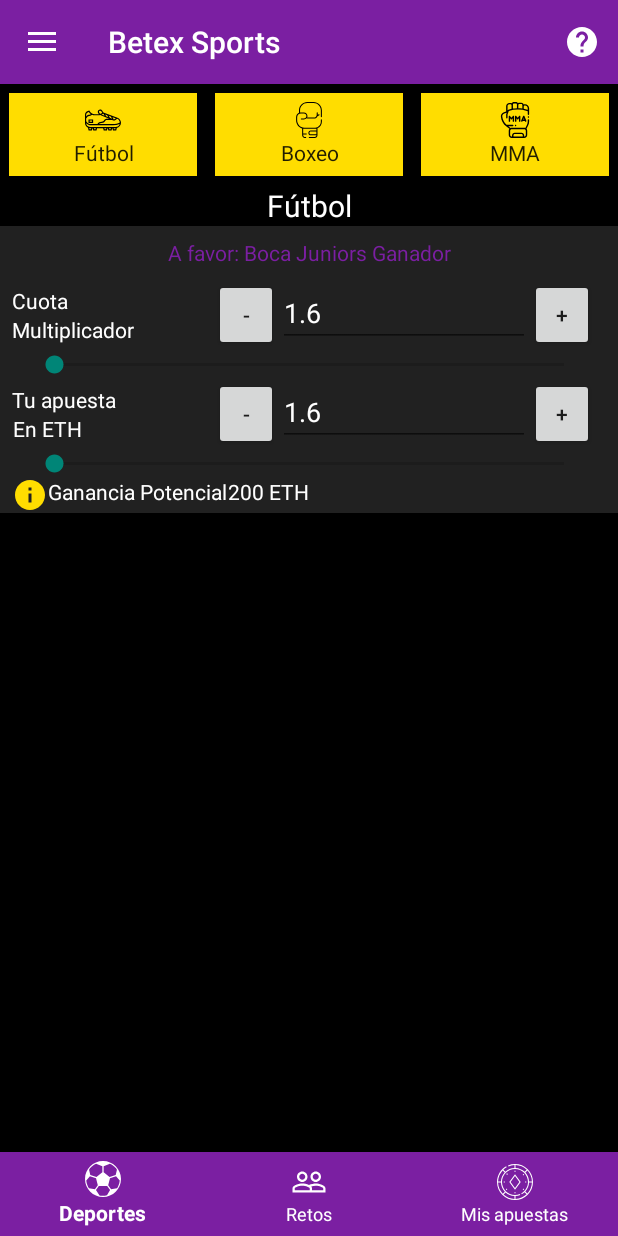
After one commit to dmerniestic1987/betex-mobile, an Android app: the fragment PlaceBetFragment placed in its activity, on a phone screen of 412 x 824 dp. The commit adds this screen. Run offline under Robolectric (Android 15) with nearby library versions, the phone set to English and light mode, and no system bars.

Commit message:
Se corrige pantalla para agrega una apuesta

```diff
--- a/android/app/src/main/java/ar/com/betex/betexmobile/activities/MainActivity.java
+++ b/android/app/src/main/java/ar/com/betex/betexmobile/activities/MainActivity.java
@@ -156,14 +156,14 @@ public class MainActivity extends AppCompatActivity implements MarketButtonBarFr
     @Override
     public void onBackBetSelected(Market itemSelected, String oddSelected, BigInteger runnerId){
         MarketFragment marketFragment = (MarketFragment) getSupportFragmentManager().findFragmentById(R.id.marketFragment);
-        marketFragment.drawPlaceBackBetFragment(itemSelected, oddSelected, runnerId);
+        marketFragment.showPlaceBetScreen(itemSelected, oddSelected, runnerId, true);
     }
 
     //Se dispara cuando algún usuario quiere colocar una apuesta en contra de un runner determinado
     @Override
-    public void onLayBetSelected(Market itemSelected, String oddSelected, BigInteger runner){
-        Toast.makeText(this, "LAY SELECTED: " + itemSelected.getMarketId() + " ODD: " + oddSelected + " RUNER:" + runner, Toast.LENGTH_SHORT).show();
-    }
+    public void onLayBetSelected(Market itemSelected, String oddSelected, BigInteger runnerId){
+        MarketFragment marketFragment = (MarketFragment) getSupportFragmentManager().findFragmentById(R.id.marketFragment);
+        marketFragment.showPlaceBetScreen(itemSelected, oddSelected, runnerId, false);    }
 
     @Override
     public boolean placedBackBet() {
--- /dev/null
+++ b/android/app/src/main/java/ar/com/betex/betexmobile/components/PlaceBetView.java
@@ -0,0 +1,60 @@
+package ar.com.betex.betexmobile.components;
+
+import android.content.Context;
+import android.view.View;
+import android.widget.FrameLayout;
+
+import java.math.BigInteger;
+
+import ar.com.betex.betexmobile.R;
+import ar.com.betex.betexmobile.beans.Market;
+
+public class PlaceBetView extends FrameLayout {
+    private Market market;
+    private BigInteger runnerId;
+    private String odd;
+    private boolean isBackBet;
+
+    public PlaceBetView(Context context) {
+        super(context);
+        initView();
+    }
+
+    public PlaceBetView(Context context, Market market, BigInteger runnerId, String odd, boolean isBackBet) {
+        super(context);
+        initView();
+        this.market = market;
+        this.runnerId = runnerId;
+        this.odd = odd;
+        this.isBackBet = isBackBet;
+    }
+
+    private void initView() {
+        View view = inflate(getContext(), R.layout.place_bet_layout, null);
+        addView(view);
+    }
+
+    public Market getMarket() {
+        return market;
+    }
+
+    public void setMarket(Market market) {
+        this.market = market;
+    }
+
+    public BigInteger getRunnerId() {
+        return runnerId;
+    }
+
+    public void setRunnerId(BigInteger runnerId) {
+        this.runnerId = runnerId;
+    }
+
+    public String getOdd() {
+        return odd;
+    }
+
+    public void setOdd(String odd) {
+        this.odd = odd;
+    }
+}
--- a/android/app/src/main/java/ar/com/betex/betexmobile/fragments/MarketFragment.java
+++ b/android/app/src/main/java/ar/com/betex/betexmobile/fragments/MarketFragment.java
@@ -81,15 +81,10 @@ public class MarketFragment extends Fragment{
         eventTypeTitle.setText(eventType);
     }
 
-    public void drawPlaceBackBetFragment(Market itemSelected, String oddSelected, BigInteger runnerId) {
-        FragmentTransaction transaction = this.getFragmentManager().beginTransaction();
-        PlaceBackBetFragment newFragment = PlaceBackBetFragment.newInstance(itemSelected, oddSelected, runnerId);
-
-        transaction.replace(R.id.marketsListContainer, newFragment, PlaceBackBetFragment.TAG);
-        transaction.addToBackStack(null);
-        transaction.commit();
-    }
-
+    /**
+     * Actualiza el fragment de los event Types
+     * @param newMarketList
+     */
     public void drawMarketListFragment(List<Market> newMarketList) {
         FragmentTransaction transaction = this.getFragmentManager().beginTransaction();
         MarketEventListFragments fragments = MarketEventListFragments.newInstance(newMarketList);
@@ -99,4 +94,20 @@ public class MarketFragment extends Fragment{
         transaction.commit();
     }
 
+    /**
+     * Dibujoa la pantalla de apuestas para colocar una nueva apuesta
+     * @param marketSelected
+     * @param oddSelected
+     * @param runnerId
+     * @param isBack True es una apuesta a favor, false de lo contrario
+     */
+    public void showPlaceBetScreen(Market marketSelected, String oddSelected, BigInteger runnerId, boolean isBack){
+        FragmentTransaction transaction = this.getFragmentManager().beginTransaction();
+        PlaceBetFragment fragments = PlaceBetFragment.newInstance(marketSelected, oddSelected, runnerId, isBack);
+
+        transaction.replace(R.id.marketsListContainer, fragments, PlaceBetFragment.TAG);
+        transaction.addToBackStack(null);
+        transaction.commit();
+    }
+
 }
--- a/android/app/src/main/java/ar/com/betex/betexmobile/fragments/PlaceBackBetFragment.java
+++ /dev/null
@@ -1,92 +0,0 @@
-package ar.com.betex.betexmobile.fragments;
-
-import android.content.Context;
-import android.os.Bundle;
-import android.support.v4.app.Fragment;
-import android.view.LayoutInflater;
-import android.view.View;
-import android.view.ViewGroup;
-
-import java.math.BigInteger;
-
-import ar.com.betex.betexmobile.R;
-import ar.com.betex.betexmobile.beans.Market;
-import ar.com.betex.betexmobile.fragments.listener.OnPlaceBetFragmentListener;
-
-/**
- * A simple {@link Fragment} subclass.
- * Activities that contain this fragment must implement the
- * {@link OnPlaceBetFragmentListener} interface
- * to handle interaction events.
- * Use the {@link PlaceBackBetFragment#newInstance} factory method to
- * create an instance of this fragment.
- */
-public class PlaceBackBetFragment extends Fragment {
-    protected static final String MARKET_PARAM  = "market_param";
-    protected static final String ODD_PARAM     = "odd_param";
-    protected static final String RUNNER_PARAM  = "runnerId_param";
-    protected Market market;
-    protected String odd;
-    protected BigInteger runnerId;
-
-    private OnPlaceBetFragmentListener placeBetListener;
-
-    public static final String TAG ="PlaceBackBetFragment";
-
-    public PlaceBackBetFragment() {
-        super();
-    }
-
-    /**
-     * Crea una nueva instancia del Fragment
-     * @param marketSelected - El mercado seleccionado
-     * @param oddSelected - La cueota de la apuesta
-     * @param runnerId - El ID del Runner al que se le realiza la apuesta
-     * @return fragment
-     */
-    public static PlaceBackBetFragment newInstance(Market marketSelected, String oddSelected, BigInteger runnerId) {
-        PlaceBackBetFragment fragment = new PlaceBackBetFragment();
-        Bundle args = new Bundle();
-        args.putSerializable(MARKET_PARAM, marketSelected);
-        args.putString(ODD_PARAM, oddSelected);
-        args.putSerializable(RUNNER_PARAM, runnerId);
-
-
-        fragment.setArguments(args);
-        return fragment;
-    }
-
-    @Override
-    public void onCreate(Bundle savedInstanceState) {
-        super.onCreate(savedInstanceState);
-        if (getArguments() != null) {
-            market = (Market) getArguments().getSerializable(MARKET_PARAM);
-            odd = getArguments().getString(ODD_PARAM);
-            runnerId = (BigInteger) getArguments().getSerializable(RUNNER_PARAM);
-        }
-    }
-
-    @Override
-    public View onCreateView(LayoutInflater inflater, ViewGroup container,
-                             Bundle savedInstanceState) {
-        // Inflate the layout for this fragment
-        return inflater.inflate(R.layout.fragment_place_back_bet, container, false);
-    }
-
-    @Override
-    public void onAttach(Context context) {
-        super.onAttach(context);
-        if (context instanceof OnPlaceBetFragmentListener) {
-            placeBetListener = (OnPlaceBetFragmentListener) context;
-        } else {
-            throw new RuntimeException(context.toString()
-                    + " must implement OnPlaceBetListener");
-        }
-    }
-
-    @Override
-    public void onDetach() {
-        super.onDetach();
-        placeBetListener = null;
-    }
-}
--- /dev/null
+++ b/android/app/src/main/java/ar/com/betex/betexmobile/fragments/PlaceBetFragment.java
@@ -0,0 +1,108 @@
+package ar.com.betex.betexmobile.fragments;
+
+import android.content.Context;
+import android.net.Uri;
+import android.os.Bundle;
+import android.support.annotation.NonNull;
+import android.support.annotation.Nullable;
+import android.support.v4.app.Fragment;
+import android.view.LayoutInflater;
+import android.view.View;
+import android.view.ViewGroup;
+import android.widget.FrameLayout;
+
+import java.math.BigInteger;
+
+import ar.com.betex.betexmobile.R;
+import ar.com.betex.betexmobile.beans.Market;
+import ar.com.betex.betexmobile.components.PlaceBetView;
+import ar.com.betex.betexmobile.fragments.listener.OnPlaceBetFragmentListener;
+
+/**
+ * A simple {@link Fragment} subclass.
+ * Activities that contain this fragment must implement the
+ * {@link OnPlaceBetFragmentListener} interface
+ * to handle interaction events.
+ * Use the {@link PlaceBetFragment#newInstance} factory method to
+ * create an instance of this fragment.
+ */
+public class PlaceBetFragment extends Fragment {
+    private static final String PARAM_MARKET = "param_market";
+    private static final String PARAM_INITIAL_ODD = "param_initial_odd";
+    private static final String PARAM_RUNNER_ID = "param_runner_id";
+    private static final String PARAM_BET_TYPE = "param_bet_type";
+
+    private Market market;
+    private BigInteger runnerId;
+    private boolean isBackBet;
+    private String odd;
+
+    public static final String TAG = "PlaceBetFragment";
+
+    private OnPlaceBetFragmentListener mListener;
+
+    public PlaceBetFragment() {
+        super();
+        this.isBackBet = true;
+    }
+
+    /**
+     * Crea una nueva instancia del fragment para colocar apuestas
+     * @param market El mercado al que se quiere apostar.
+     * @param initialOdd La cuota inicial de la apuesta.
+     * @param runnerId Es el ID por el cual se desea apostar
+     * @param isBackBet Es el tipo de apuesta. True si es a favor (back) o false si es Lay (en contra)
+     * @return A new instance of fragment PlaceBetFragment.
+     */
+    public static PlaceBetFragment newInstance(Market market, String initialOdd, BigInteger runnerId, boolean isBackBet) {
+        PlaceBetFragment fragment = new PlaceBetFragment();
+        Bundle args = new Bundle();
+        args.putSerializable(PARAM_MARKET, market);
+        args.putString(PARAM_INITIAL_ODD, initialOdd);
+        args.putSerializable(PARAM_RUNNER_ID, runnerId);
+        args.putBoolean(PARAM_BET_TYPE, isBackBet);
+        fragment.setArguments(args);
+        return fragment;
+    }
+
+    @Override
+    public void onViewCreated(@NonNull View view, @Nullable Bundle savedInstanceState) {
+        super.onViewCreated(view, savedInstanceState);
+        FrameLayout frame = getActivity().findViewById(R.id.placeBetContainer);
+        frame.addView(new PlaceBetView(getContext(), market, runnerId, odd, isBackBet));
+    }
+
+    @Override
+    public void onCreate(Bundle savedInstanceState) {
+        super.onCreate(savedInstanceState);
+        if (getArguments() != null) {
+            this.market = (Market) getArguments().getSerializable(PARAM_MARKET);
+            this.odd = getArguments().getString(PARAM_INITIAL_ODD);
+            this.runnerId = (BigInteger) getArguments().getSerializable(PARAM_RUNNER_ID);
+            this.isBackBet = getArguments().getBoolean(PARAM_BET_TYPE);
+        }
+    }
+
+    @Override
+    public View onCreateView(LayoutInflater inflater, ViewGroup container,
+                             Bundle savedInstanceState) {
+        return inflater.inflate(R.layout.fragment_place_bet, container, false);
+    }
+
+    @Override
+    public void onAttach(Context context) {
+        super.onAttach(context);
+        if (context instanceof OnPlaceBetFragmentListener) {
+            mListener = (OnPlaceBetFragmentListener) context;
+        } else {
+            throw new RuntimeException(context.toString()
+                    + " must implement OnPlaceBetListener");
+        }
+    }
+
+    @Override
+    public void onDetach() {
+        super.onDetach();
+        mListener = null;
+    }
+}
--- /dev/null
+++ b/android/app/src/main/res/drawable/ic_info_black_24dp.xml
@@ -0,0 +1,9 @@
+<vector xmlns:android="http://schemas.android.com/apk/res/android"
+        android:width="24dp"
+        android:height="24dp"
+        android:viewportWidth="24.0"
+        android:viewportHeight="24.0">
+    <path
+        android:fillColor="#FF000000"
+        android:pathData="M12,2C6.48,2 2,6.48 2,12s4.48,10 10,10 10,-4.48 10,-10S17.52,2 12,2zM13,17h-2v-6h2v6zM13,9h-2L11,7h2v2z"/>
+</vector>
--- a/android/app/src/main/res/layout/fragment_place_back_bet.xml
+++ /dev/null
@@ -1,14 +0,0 @@
-<?xml version="1.0" encoding="utf-8"?>
-<FrameLayout xmlns:android="http://schemas.android.com/apk/res/android"
-    xmlns:tools="http://schemas.android.com/tools"
-    android:layout_width="match_parent"
-    android:layout_height="match_parent"
-    tools:context=".fragments.PlaceBackBetFragment">
-
-    <!-- TODO: Update blank fragment layout -->
-    <TextView
-        android:layout_width="match_parent"
-        android:layout_height="match_parent"
-        android:text="@string/hello_blank_fragment" />
-
-</FrameLayout>
--- /dev/null
+++ b/android/app/src/main/res/layout/fragment_place_bet.xml
@@ -0,0 +1,15 @@
+<?xml version="1.0" encoding="utf-8"?>
+<LinearLayout xmlns:android="http://schemas.android.com/apk/res/android"
+    xmlns:tools="http://schemas.android.com/tools"
+    android:layout_width="match_parent"
+    android:layout_height="match_parent"
+    tools:context=".fragments.PlaceBetFragment">
+
+
+    <FrameLayout
+        android:layout_width="match_parent"
+        android:layout_height="wrap_content"
+        android:id="@+id/placeBetContainer">
+    </FrameLayout>
+
+</LinearLayout>
--- a/android/app/src/main/res/layout/item_market_event_with_draw.xml
+++ b/android/app/src/main/res/layout/item_market_event_with_draw.xml
@@ -262,7 +262,6 @@
         </GridLayout>
     </LinearLayout>
 
-
      <Button
         android:id="@+id/viewMoreMarkets"
         android:layout_width="match_parent"
--- /dev/null
+++ b/android/app/src/main/res/layout/place_bet_layout.xml
@@ -0,0 +1,205 @@
+<?xml version="1.0" encoding="utf-8"?>
+<LinearLayout xmlns:android="http://schemas.android.com/apk/res/android"
+    xmlns:app="http://schemas.android.com/apk/res-auto"
+    android:layout_width="match_parent"
+    android:layout_height="match_parent"
+    android:orientation="vertical"
+    android:background="@color/colorContentPrimary"
+    android:layout_margin="6dp">
+
+
+    <TextView
+        android:id="@+id/title"
+        android:layout_width="match_parent"
+        android:layout_height="wrap_content"
+        android:text="A favor: Boca Juniors Ganador"
+        android:textAlignment="center"
+        android:textColor="@color/colorPrimary"
+        android:layout_margin="8dp"/>
+
+    <LinearLayout
+        android:layout_width="match_parent"
+        android:layout_height="wrap_content"
+        android:orientation="horizontal"
+        android:gravity="center"
+        android:layout_marginRight="8dp"
+        android:layout_marginLeft="8dp">
+
+        <LinearLayout
+            android:layout_width="0dp"
+            android:layout_height="wrap_content"
+            android:layout_weight="1"
+            android:orientation="vertical">
+
+            <TextView
+                android:id="@+id/oddTitle"
+                android:layout_width="wrap_content"
+                android:layout_height="wrap_content"
+                android:text="Cuota"
+                android:textAlignment="center"
+                android:gravity="center_vertical"
+                android:textColor="@color/iconTextColor"/>
+
+            <TextView
+                android:id="@+id/oddSubtitle"
+                android:layout_width="wrap_content"
+                android:layout_height="wrap_content"
+                android:text="Multiplicador"
+                android:textAlignment="center"
+                android:gravity="center_vertical"
+                android:textColor="@color/iconTextColor"/>
+        </LinearLayout>
+
+
+        <LinearLayout
+            android:layout_width="0dp"
+            android:layout_height="wrap_content"
+            android:layout_weight="2"
+            android:orientation="horizontal"
+            android:layout_marginRight="8dp"
+            android:layout_marginLeft="8dp">
+
+
+            <Button
+                android:id="@+id/button2"
+                android:layout_width="wrap_content"
+                android:layout_height="wrap_content"
+                android:layout_weight="1"
+                android:text="-" />
+
+            <EditText
+                android:id="@+id/editText4"
+                android:layout_width="wrap_content"
+                android:layout_height="wrap_content"
+                android:layout_weight="1"
+                android:ems="10"
+                android:text="1.6"
+                android:inputType="numberDecimal"
+                android:textColor="@color/iconTextColor"/>
+
+            <Button
+                android:id="@+id/button"
+                android:layout_width="wrap_content"
+                android:layout_height="wrap_content"
+                android:layout_weight="1"
+                android:text="+" />
+        </LinearLayout>
+    </LinearLayout>
+
+    <SeekBar
+        android:id="@+id/seekbarOdd"
+        android:layout_width="match_parent"
+        android:layout_height="wrap_content"
+        android:layout_marginRight="20dp"
+        android:layout_marginLeft="20dp"/>
+
+    <LinearLayout
+        android:layout_width="match_parent"
+        android:layout_height="wrap_content"
+        android:orientation="horizontal"
+        android:gravity="center"
+        android:layout_marginRight="8dp"
+        android:layout_marginLeft="8dp">
+
+        <LinearLayout
+            android:layout_width="0dp"
+            android:layout_height="wrap_content"
+            android:layout_weight="1"
+            android:orientation="vertical">
+
+            <TextView
+                android:id="@+id/stakeTitle"
+                android:layout_width="wrap_content"
+                android:layout_height="wrap_content"
+                android:text="Tu apuesta"
+                android:textAlignment="center"
+                android:gravity="center_vertical"
+                android:textColor="@color/iconTextColor"/>
+
+            <TextView
+                android:id="@+id/stakeSubtitle"
+                android:layout_width="wrap_content"
+                android:layout_height="wrap_content"
+                android:text="En ETH"
+                android:textAlignment="center"
+                android:gravity="center_vertical"
+                android:textColor="@color/iconTextColor"/>
+        </LinearLayout>
+
+
+        <LinearLayout
+            android:layout_width="0dp"
+            android:layout_height="wrap_content"
+            android:layout_weight="2"
+            android:orientation="horizontal"
+            android:layout_marginRight="8dp"
+            android:layout_marginLeft="8dp">
+
+
+            <Button
+                android:id="@+id/sustractStake"
+                android:layout_width="wrap_content"
+                android:layout_height="wrap_content"
+                android:layout_weight="1"
+                android:text="-" />
+
+            <EditText
+                android:id="@+id/stakeValue"
+                android:layout_width="wrap_content"
+                android:layout_height="wrap_content"
+                android:layout_weight="1"
+                android:ems="10"
+                android:text="1.6"
+                android:inputType="numberDecimal"
+                android:textColor="@color/iconTextColor"/>
+
+            <Button
+                android:id="@+id/addStake"
+                android:layout_width="wrap_content"
+                android:layout_height="wrap_content"
+                android:layout_weight="1"
+                android:text="+" />
+        </LinearLayout>
+    </LinearLayout>
+
+    <SeekBar
+        android:id="@+id/seekBarStake"
+        android:layout_width="match_parent"
+        android:layout_height="wrap_content"
+        android:layout_marginRight="20dp"
+        android:layout_marginLeft="20dp"/>
+
+    <LinearLayout
+        android:layout_width="match_parent"
+        android:layout_height="wrap_content"
+        android:orientation="horizontal"
+        android:layout_marginRight="8dp"
+        android:layout_marginLeft="8dp">
+
+        <ImageView
+            android:id="@+id/imageView2"
+            android:layout_width="wrap_content"
+            android:layout_height="wrap_content"
+            app:srcCompat="@drawable/ic_info_black_24dp"
+            android:tint="@color/colorSecondary"/>
+
+        <TextView
+            android:id="@+id/potentialWinning"
+            android:layout_width="wrap_content"
+            android:layout_height="wrap_content"
+            android:text="Ganancia Potencial"
+            android:textAlignment="center"
+            android:gravity="center_vertical"
+            android:textColor="@color/iconTextColor"/>
+
+        <TextView
+            android:id="@+id/potentialWinningValue"
+            android:layout_width="wrap_content"
+            android:layout_height="wrap_content"
+            android:text="200 ETH"
+            android:textAlignment="center"
+            android:gravity="center_vertical"
+            android:textColor="@color/iconTextColor"/>
+
+    </LinearLayout>
+</LinearLayout>
--- a/android/app/src/main/res/values/colors.xml
+++ b/android/app/src/main/res/values/colors.xml
@@ -3,7 +3,7 @@
     <color name="colorPrimary">#7b1fa2</color>
     <color name="colorPrimaryLight">#ae52d4</color>
     <color name="colorPrimaryDark">#4a0072</color>
-    <color name="colorSecondary">#ffdd00</color>
+    <color name="colorSecondary">#FFDD00</color>
     <color name="colorSecondaryLight">#ffff00</color>
     <color name="colorSecondaryDark">#ffce18</color>
     <color name="colorAccent">#D81B60</color>
--- a/android/app/src/main/res/values/strings.xml
+++ b/android/app/src/main/res/values/strings.xml
@@ -24,4 +24,5 @@
     <string name="default_event_type">Fútbol</string>
     <!-- TODO: Remove or change this placeholder text -->
     <string name="hello_blank_fragment">Hello blank fragment</string>
+    <string name="back_bet_titles">Apuesta a Favor</string>
 </resources>
```
Also changed, not shown: android/app/src/main/java/ar/com/betex/betexmobile/adapters/ItemMarketEventWithDrawRecyclerViewAdapter.java (+6 -8 lines).
